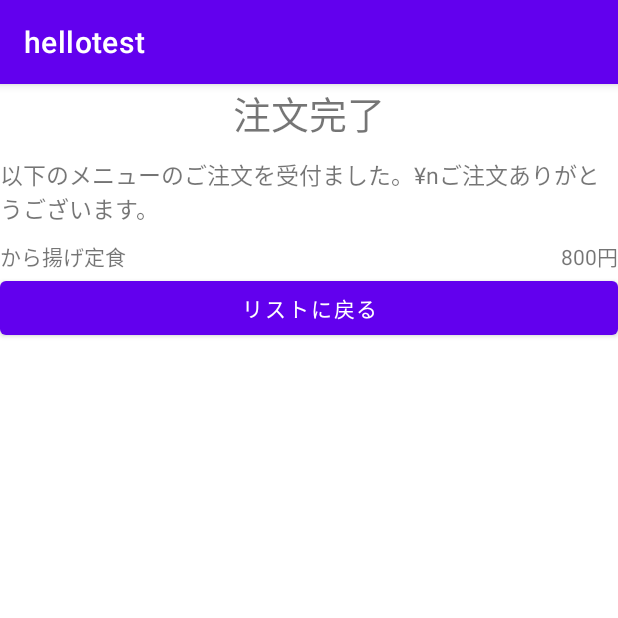
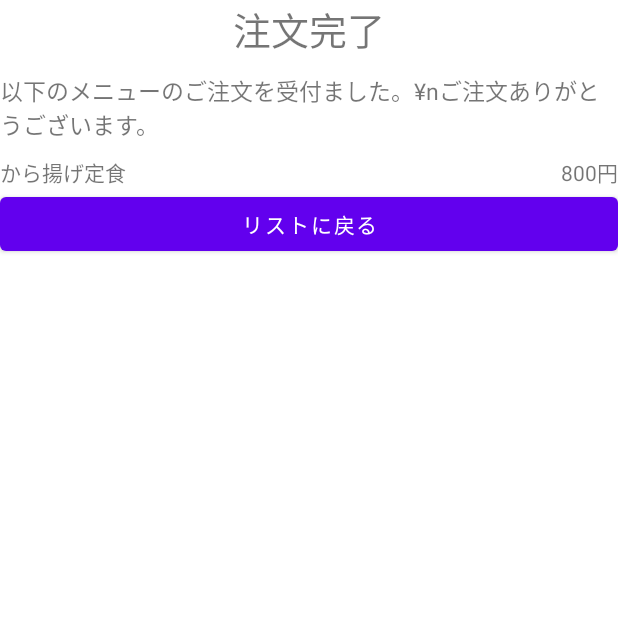
Before and after one commit to doyourwish/DYWTest, an Android app: the screen it shows after launch (MenuThanksActivity), after a tap on "から揚げ定食", on a phone screen of 412 x 824 dp, the top half of it. Run offline under Robolectric (Android 15) with nearby library versions, the phone set to English and light mode, and no system bars.

Commit message:
画面遷移、アクションバーの実装 srcのみcommitするように変更

```diff
--- a/hellotest/app/src/main/AndroidManifest.xml
+++ b/hellotest/app/src/main/AndroidManifest.xml
@@ -3,6 +3,11 @@
     xmlns:tools="http://schemas.android.com/tools"
     package="com.example.hellotest">
 
+    <!--
+        android:theme="@style/Theme.Hellotest"
+        タイトルバー消したいけど、下のやつだとできない
+        android:theme="@android:style/Theme.NoTitleBar"
+    -->
     <application
         android:allowBackup="true"
         android:dataExtractionRules="@xml/data_extraction_rules"
--- a/hellotest/app/src/main/java/com/example/hellotest/MainActivity.java
+++ b/hellotest/app/src/main/java/com/example/hellotest/MainActivity.java
@@ -1,15 +1,14 @@
 package com.example.hellotest;
 
+import androidx.appcompat.app.ActionBar;
 import androidx.appcompat.app.AppCompatActivity;
 
 import android.content.Intent;
 import android.os.Bundle;
 import android.view.View;
 import android.widget.AdapterView;
-//import android.widget.Button;
 import android.widget.ListView;
 import android.widget.SimpleAdapter;
-//import android.widget.TextView;
 
 import java.util.ArrayList;
 import java.util.HashMap;
@@ -17,15 +16,18 @@ import java.util.List;
 import java.util.Map;
 
 public class MainActivity extends AppCompatActivity {
-
-/*    private TextView textView;
-    private boolean buttonTap = false;
-    private MyClass myclass;*/
-
     @Override
     protected void onCreate(Bundle savedInstanceState) {
         super.onCreate(savedInstanceState);
         setContentView(R.layout.activity_main);
+
+        //アクションバーを隠す（上部にアプリ名が表示されてる部分）
+        //全画面に適応させるなら、themes.xmlを編集する
+        //see https://www.straightapps.com/android/dev/as202102-remove-actionbar.html
+        ActionBar actionBar = getSupportActionBar();
+        if(actionBar != null){
+            actionBar.hide();
+        }
 
         // 画面部品ListViewを取得。
         ListView lvMenu = findViewById(R.id.lvMenu);
@@ -35,11 +37,13 @@ public class MainActivity extends AppCompatActivity {
         Map<String, String> menu = new HashMap<>();
         menu.put("name", "から揚げ定食");
         menu.put("price", "800円");
+        System.out.println(menu.get("name")+menu.get("price"));
         menuList.add(menu);
         //「ハンバーグ定食」のデータを格納する Map オブジェクトの用意と menuList へのデータ登録。
         menu = new HashMap<>();
         menu.put("name", "ハンバーグ定食");
         menu.put("price", "850円");
+        System.out.println(menu.get("name")+menu.get("price"));
         menuList.add(menu);
 
         // SimpleAdapter第4引数from用データの用意。
@@ -54,37 +58,13 @@ public class MainActivity extends AppCompatActivity {
         // リストタップのリスナクラス登録。
         //ListView lvMenu = findViewById(R.id.lvMenu);
         lvMenu.setOnItemClickListener(new ListItemClickListener());
-
-        /*        myclass = new MyClass();
-        String text_matushita = myclass.InputText();
-
-        // ボタンを設定
-        Button button = findViewById(R.id.button);
-
-        // TextView の設定
-        textView = findViewById(R.id.text_view);
-
-       // lambda式で簡略化
-        button.setOnClickListener( v -> {
-            // flagがtrueの時
-            if (buttonTap) {
-                textView.setText(R.string.hello);
-                buttonTap = false;
-            }
-            // flagがfalseの時
-            else {
-                //textView.setText(R.string.world);
-                textView.setText(text_matushita);
-                buttonTap = true;
-            }
-        });*/
     }
 
     private class ListItemClickListener implements AdapterView.OnItemClickListener {
         @Override
         public void onItemClick(AdapterView<?> parent, View view, int position, long id) {
             // タップされた行のデータを取得。SimpleAdapterでは1行分のデータはMap型!
-            Map<String, String> item = (Map<String, String>) parent.getItemAtPosition(position);
+            Map<String, String> item = (Map<String, String>)parent.getItemAtPosition(position);
             // 定食名と金額を取得。
             String menuName = item.get("name");
             String menuPrice = item.get("price");
--- a/hellotest/app/src/main/java/com/example/hellotest/MenuThanksActivity.java
+++ b/hellotest/app/src/main/java/com/example/hellotest/MenuThanksActivity.java
@@ -1,5 +1,6 @@
 package com.example.hellotest;
 
+import androidx.appcompat.app.ActionBar;
 import androidx.appcompat.app.AppCompatActivity;
 
 import android.content.Intent;
@@ -14,6 +15,13 @@ public class MenuThanksActivity extends AppCompatActivity {
         super.onCreate(savedInstanceState);
         setContentView(R.layout.activity_menu_thanks);
 
+        //アクションバーを隠す（上部にアプリ名が表示されてる部分）
+        //see https://www.straightapps.com/android/dev/as202102-remove-actionbar.html
+        ActionBar actionBar = getSupportActionBar();
+        if(actionBar != null){
+            actionBar.hide();
+        }
+
         Intent intent = getIntent();
         String menuName = intent.getStringExtra("menuName");
         String menuPrice = intent.getStringExtra("menuPrice");
--- a/hellotest/app/src/main/res/layout/activity_menu_thanks.xml
+++ b/hellotest/app/src/main/res/layout/activity_menu_thanks.xml
@@ -45,12 +45,3 @@
         android:text="@string/bt_thx_back"/>
 
 </LinearLayout>
-<!--
-<androidx.constraintlayout.widget.ConstraintLayout xmlns:android="http://schemas.android.com/apk/res/android"
-    xmlns:app="http://schemas.android.com/apk/res-auto"
-    xmlns:tools="http://schemas.android.com/tools"
-    android:layout_width="match_parent"
-    android:layout_height="match_parent"
-    tools:context=".MenuThanksActivity">
-
-</androidx.constraintlayout.widget.ConstraintLayout>-->
```
Also changed, not shown: hellotest/app/build.gradle (deleted, +0 -38 lines), hellotest/app/src/main/res/values/strings.xml (+8 -2 lines), hellotest/build.gradle (deleted, +0 -9 lines), hellotest/gradle.properties (deleted, +0 -21 lines), hellotest/settings.gradle (deleted, +0 -16 lines), hellotest/gradle/wrapper/gradle-wrapper.properties (deleted), 4 other files.
